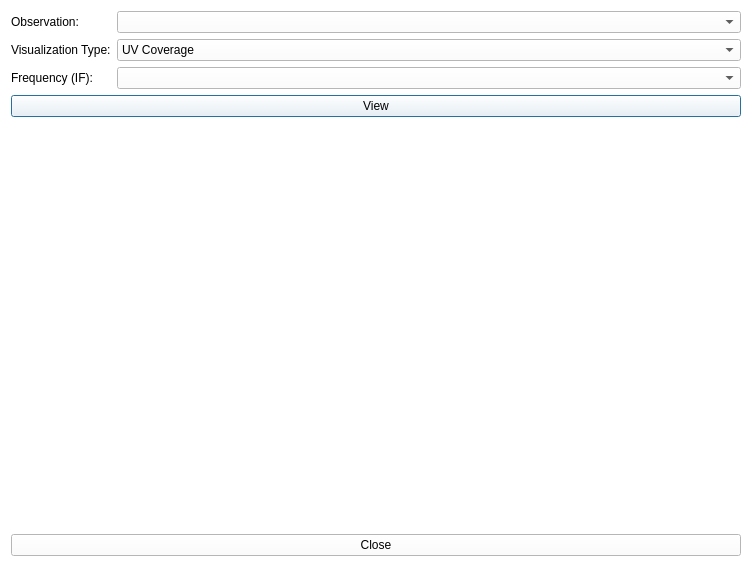
First picture: the form in pastrocore/gui_pyside/dialog_visualize.ui, repository Torward1024/pAstroCORE, before the edit.
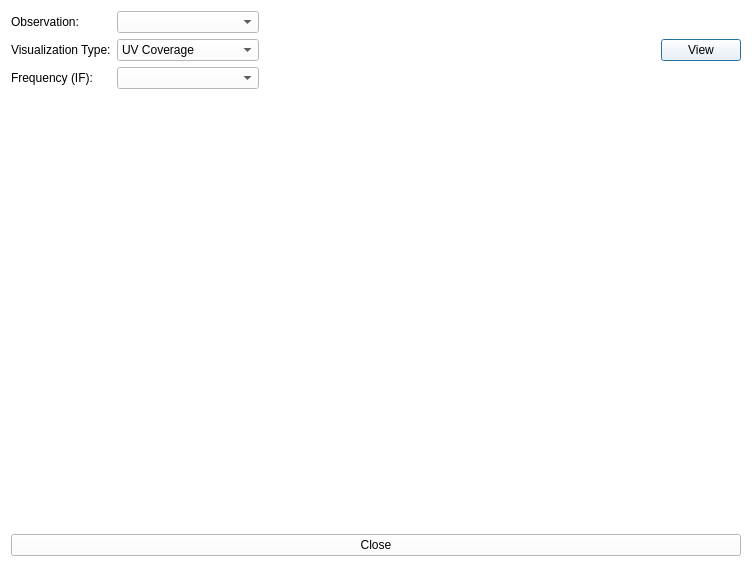
Second picture: the form after the edit. Icons and pictures are not drawn.

```diff
--- a/pastrocore/gui_pyside/dialog_visualize.ui
+++ b/pastrocore/gui_pyside/dialog_visualize.ui
@@ -16,8 +16,23 @@
   <property name="styleSheet">
    <string>background-color: #ffffff; font-family: Arial;</string>
   </property>
-  <layout class="QVBoxLayout" name="verticalLayout">
-   <item>
+  <layout class="QGridLayout" name="gridLayout_2">
+   <item row="1" column="0">
+    <spacer name="verticalSpacer">
+     <property name="orientation">
+      <enum>Qt::Orientation::Vertical</enum>
+     </property>
+     <property name="sizeHint" stdset="0">
+      <size>
+       <width>20</width>
+       <height>40</height>
+      </size>
+     </property>
+    </spacer>
+   </item>
+   <item row="0" column="0">
+    <layout class="QGridLayout" name="gridLayout">
+     <item row="0" column="0">
     <layout class="QFormLayout" name="formLayout">
      <item row="0" column="0">
       <widget class="QLabel" name="label">
@@ -122,7 +137,7 @@
      </item>
     </layout>
    </item>
-   <item>
+     <item row="0" column="2">
     <widget class="QPushButton" name="pushButtonVisualize">
      <property name="font">
       <font>
@@ -139,20 +154,22 @@
      </property>
     </widget>
    </item>
-   <item>
-    <spacer name="verticalSpacer">
+     <item row="0" column="1">
+      <spacer name="horizontalSpacer">
      <property name="orientation">
-      <enum>Qt::Orientation::Vertical</enum>
+        <enum>Qt::Orientation::Horizontal</enum>
      </property>
      <property name="sizeHint" stdset="0">
       <size>
-       <width>20</width>
-       <height>40</height>
+         <width>40</width>
+         <height>20</height>
       </size>
      </property>
     </spacer>
    </item>
-   <item>
+    </layout>
+   </item>
+   <item row="2" column="0">
     <widget class="QPushButton" name="closeButton">
      <property name="text">
       <string>Close</string>
```
Lines whose indentation alone changed are shown as unchanged.
